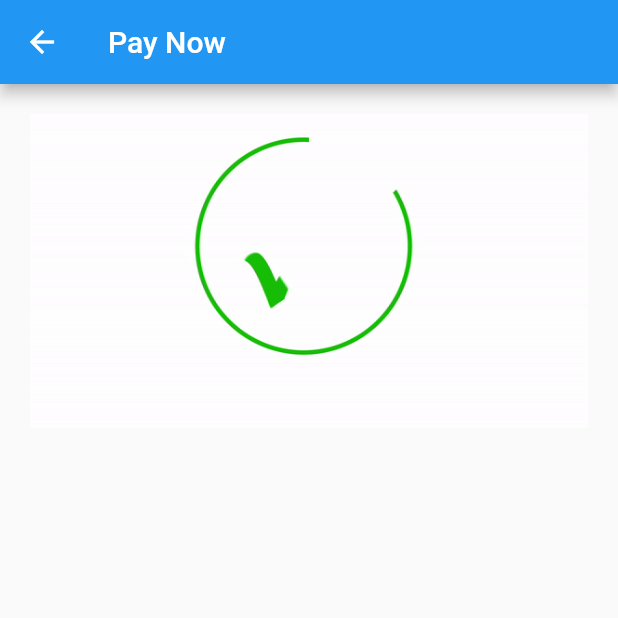
After one commit to ahattangadi/order_vegetables, a Flutter app: the PaySuc screen opened directly, on a phone screen of 412 x 824 dp, the top half of it. The commit adds this screen. Run offline on Flutter 3.47's test engine with Material 2 defaults, Android fonts, the phone set to English and light mode, and no system bars; our stand-ins replace cloud_firestore, firebase_auth, flutter_spinkit, toast; missing offline and left inert: razorpay_flutter; accounts and stored records are empty; project files that could hold a hidden picture were left out.

Commit message:
Added gifs in assets and pubspec.yaml; Working on Payment Success Page

```diff
--- a/lib/screens/home/payment_screen.dart
+++ b/lib/screens/home/payment_screen.dart
@@ -1,4 +1,5 @@
 import 'package:flutter/material.dart';
+import 'package:order_vegetables/screens/home/payment_success.dart';
 import 'package:razorpay_flutter/razorpay_flutter.dart';
 import 'package:toast/toast.dart';
 
@@ -33,8 +34,8 @@ class _PaymentScreenState extends State<PaymentScreen> {
       "name": "Order Vegetables",
       "description": "Payment for order; ordered from Order Vegetables",
       "prefill": {
-        "contact": "1122334450",
-        "email": "aarav@hattangadi.com",
+        "contact": "",
+        "email": "",
       },
       "external": {
         "wallets": ["paytm"]
--- /dev/null
+++ b/lib/screens/home/payment_success.dart
@@ -0,0 +1,20 @@
+import 'package:flutter/material.dart';
+
+class PaySuc extends StatelessWidget {
+  @override
+  Widget build(BuildContext context) {
+    return Scaffold(
+      appBar: AppBar(
+        title: Text('Pay Now'),
+      ),
+      body: Padding(
+        padding: EdgeInsets.all(20.0),
+        child: Column(
+          children: <Widget>[
+            Image.asset('assets/images/Payment_Successful.gif')
+          ],
+        ),
+      ),
+    );
+  }
+}
--- a/pubspec.yaml
+++ b/pubspec.yaml
@@ -55,9 +55,8 @@ flutter:
   uses-material-design: true
 
   # To add assets to your application, add an assets section, like this:
-  # assets:
-  #   - images/a_dot_burr.jpeg
-  #   - images/a_dot_ham.jpeg
+  assets:
+    - assets/images/
 
   # An image asset can refer to one or more resolution-specific "variants", see
   # https://flutter.dev/assets-and-images/#resolution-aware.
```
Also changed, not shown: assets/images/Failed.gif (added), assets/images/Payment_Successful.gif (added).
